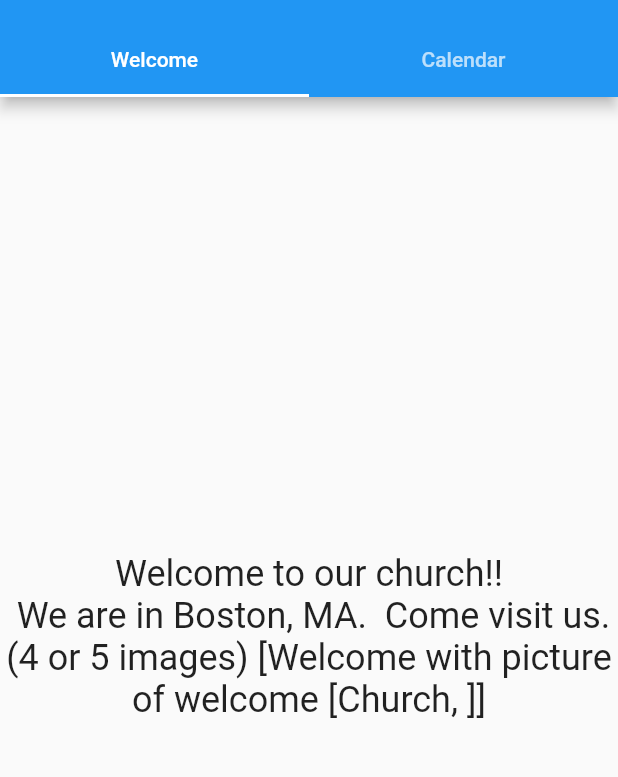
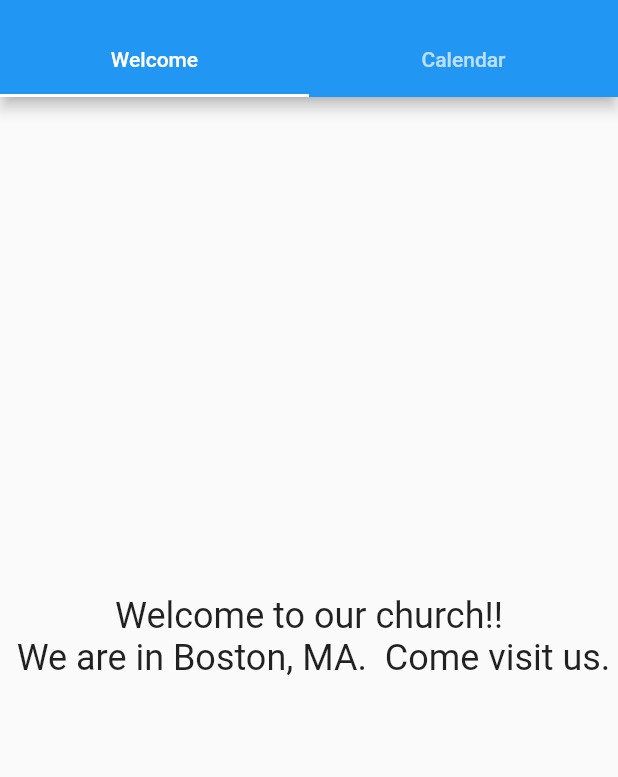
Before and after one commit to jzibrahim/arabicchurch, a Flutter app: the screen it shows after launch, on a phone screen of 412 x 824 dp, the part 59-836 px from its top. Run offline on Flutter 3.47's test engine with Material 2 defaults, Android fonts, the phone set to English and light mode, and no system bars; our stand-ins replace firebase_analytics, firebase_auth, firebase_database, google_sign_in; accounts and stored records are empty; network calls fail; statements that could not run were skipped.

Commit message:
Small update to text of Welcome screen.

```diff
--- a/lib/main.dart
+++ b/lib/main.dart
@@ -1,11 +1,10 @@
 import 'package:arabicchurch/admin_screen.dart';
-import 'package:arabicchurch/ccb.dart';
 import 'package:arabicchurch/leader_screen.dart';
 import 'package:arabicchurch/model/user_preferences.dart';
 import 'package:arabicchurch/notifications.dart';
 import 'package:arabicchurch/services/data_service.dart';
+import 'package:firebase_analytics/firebase_analytics.dart';
 import 'package:flutter/material.dart';
-import 'package:firebase_analytics/firebase_analytics.dart';
 
 void main() {
   runApp(new MyApp());
@@ -38,8 +37,7 @@ class HomeScreenState extends State<HomeScreen>
 
   final Map<Tab, Widget> myTabs = {
     new Tab(text: 'Welcome'): new Center(child: new Text(
-        'Welcome to our church!!\n We are in Boston, MA.  Come visit us.\n'
-            '(4 or 5 images) [Welcome with picture of welcome [Church, ]]',
+        'Welcome to our church!!\n We are in Boston, MA.  Come visit us.',
         style: new TextStyle(fontSize: 24.0), textAlign: TextAlign.center)),
     new Tab(text: 'Calendar'): new Center(child: new Notifications())
     //TODO new Tab(text: 'CCB'): new Center(child: new Text(_ccbText))
```
